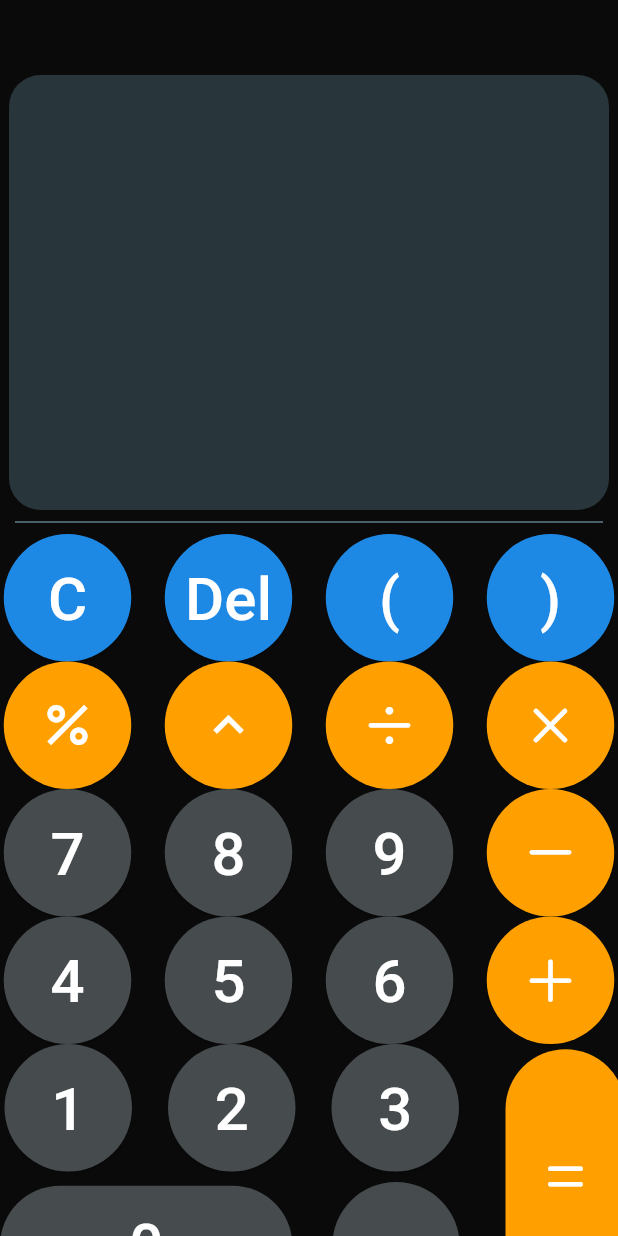
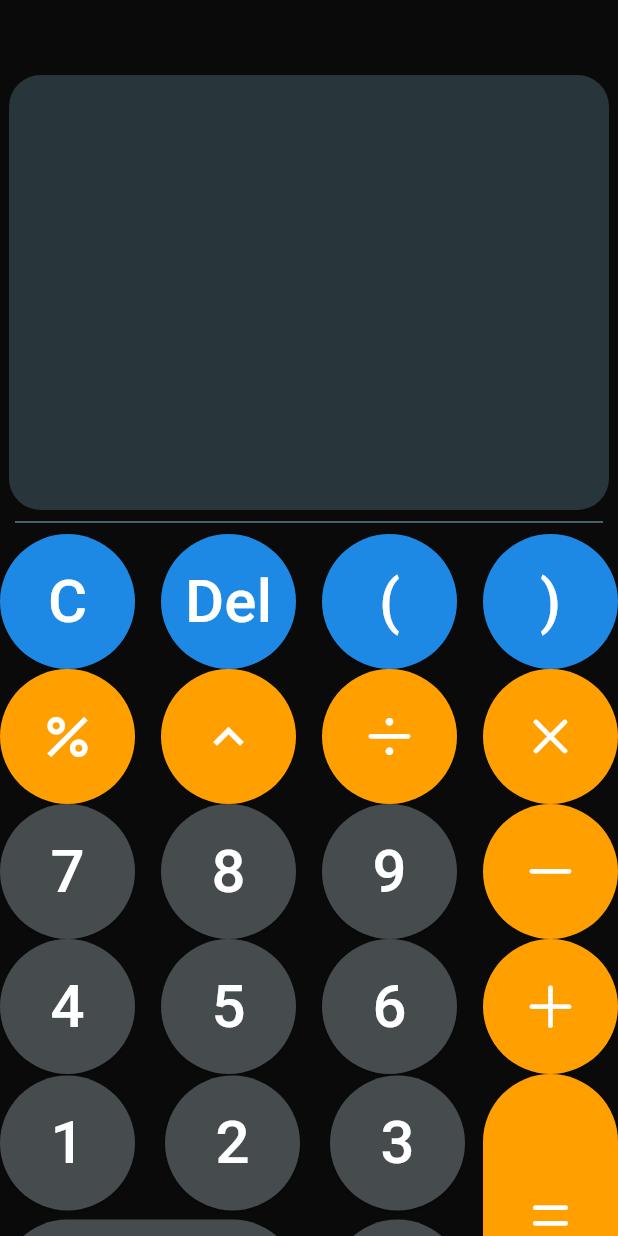
Before and after one commit to shaikhikram04/Calculator-Application, a Flutter app: the screen it shows after launch, on a phone screen of 412 x 824 dp. Run offline on Flutter 3.47's test engine with Material 3 defaults, Android fonts, the phone set to English and light mode, and no system bars; our stand-ins replace google_fonts.

Commit message:
fix some UI

```diff
--- a/lib/main_screen.dart
+++ b/lib/main_screen.dart
@@ -115,28 +115,36 @@ class _MainScreenState extends State<MainScreen> {
                   text: Icons.percent,
                   btnColor: operatorBtnColor,
                   onClick: () {
-                    replaceOperator('%');
+                    if (data.expression.isNotEmpty) {
+                      replaceOperator('%');
+                    }
                   },
                 ),
                 CircularButton(
                   text: Icons.keyboard_arrow_up,
                   btnColor: operatorBtnColor,
                   onClick: () {
-                    replaceOperator('^');
+                    if (data.expression.isNotEmpty) {
+                      replaceOperator('^');
+                    }
                   },
                 ),
                 CircularButton(
                   text: CupertinoIcons.divide,
                   btnColor: operatorBtnColor,
                   onClick: () {
-                    replaceOperator('÷');
+                    if (data.expression.isNotEmpty) {
+                      replaceOperator('÷');
+                    }
                   },
                 ),
                 CircularButton(
                   text: CupertinoIcons.multiply,
                   btnColor: operatorBtnColor,
                   onClick: () {
-                    replaceOperator('*');
+                    if (data.expression.isNotEmpty) {
+                      replaceOperator('*');
+                    }
                   },
                 ),
               ],
--- a/lib/widgets/bottom_buttons.dart
+++ b/lib/widgets/bottom_buttons.dart
@@ -12,6 +12,7 @@ class BottomButtons extends StatelessWidget {
   @override
   Widget build(BuildContext context) {
     return Row(
+      mainAxisAlignment: MainAxisAlignment.spaceBetween,
       children: [
         Column(
           children: [
@@ -24,7 +25,7 @@ class BottomButtons extends StatelessWidget {
                     addElement('1');
                   },
                 ),
-                const SizedBox(width: 19),
+                const SizedBox(width: 20),
                 CircularButton(
                   text: '2',
                   btnColor: numberedBtnColor,
@@ -32,7 +33,7 @@ class BottomButtons extends StatelessWidget {
                     addElement('2');
                   },
                 ),
-                const SizedBox(width: 19),
+                const SizedBox(width: 20),
                 CircularButton(
                   text: '3',
                   btnColor: numberedBtnColor,
@@ -42,7 +43,7 @@ class BottomButtons extends StatelessWidget {
                 ),
               ],
             ),
-            const SizedBox(height: 7),
+            const SizedBox(height: 6),
             Row(
               children: [
                 StratchedButton(
@@ -53,7 +54,7 @@ class BottomButtons extends StatelessWidget {
                     addElement('0');
                   },
                 ),
-                const SizedBox(width: 24),
+                const SizedBox(width: 20),
                 CircularButton(
                   text: '.',
                   btnColor: numberedBtnColor,
@@ -65,7 +66,6 @@ class BottomButtons extends StatelessWidget {
             ),
           ],
         ),
-        const SizedBox(width: 28),
         StratchedButton(
           color: operatorBtnColor,
           text: CupertinoIcons.equal,
--- a/lib/widgets/circular_button.dart
+++ b/lib/widgets/circular_button.dart
@@ -17,7 +17,7 @@ class CircularButton extends StatelessWidget {
         foregroundColor: Colors.white,
         shape: const CircleBorder(),
         padding: const EdgeInsets.all(15),
-        fixedSize: const Size(90, 85),
+        fixedSize: const Size(90, 90),
       ),
       onPressed: onClick,
       child: (btnColor == Colors.amber.shade700)
--- a/lib/widgets/result_screen.dart
+++ b/lib/widgets/result_screen.dart
@@ -30,7 +30,10 @@ class ResultScreen extends StatelessWidget {
           Row(
             children: [
               ResultText(
-                  text: data.expression, size: 40, weight: FontWeight.w300)
+                text: data.expression,
+                size: 40,
+                weight: FontWeight.w300,
+              )
             ],
           ),
           Row(
--- a/lib/widgets/stratched_button.dart
+++ b/lib/widgets/stratched_button.dart
@@ -19,7 +19,7 @@ class StratchedButton extends StatelessWidget {
       style: ElevatedButton.styleFrom(
         backgroundColor: color,
         foregroundColor: Colors.white,
-        fixedSize: isVertical ? const Size(80, 170) : const Size(195, 80),
+        fixedSize: isVertical ? const Size(90, 188) : const Size(200, 90),
       ),
       onPressed: onClick,
       child: Center(
```
